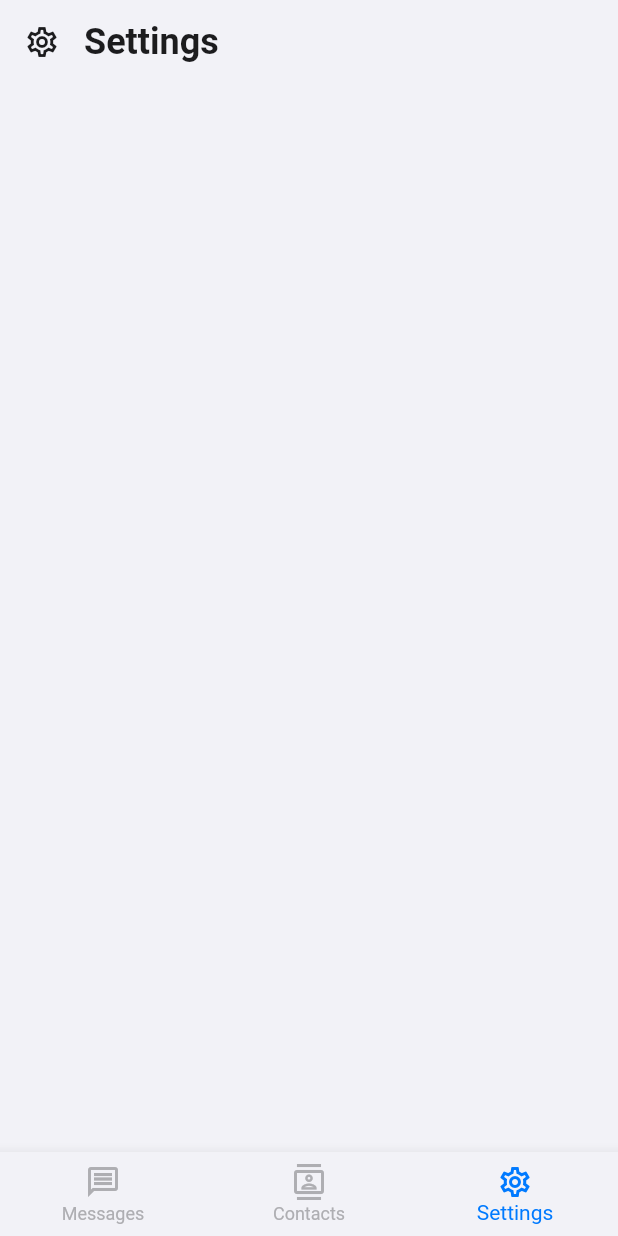
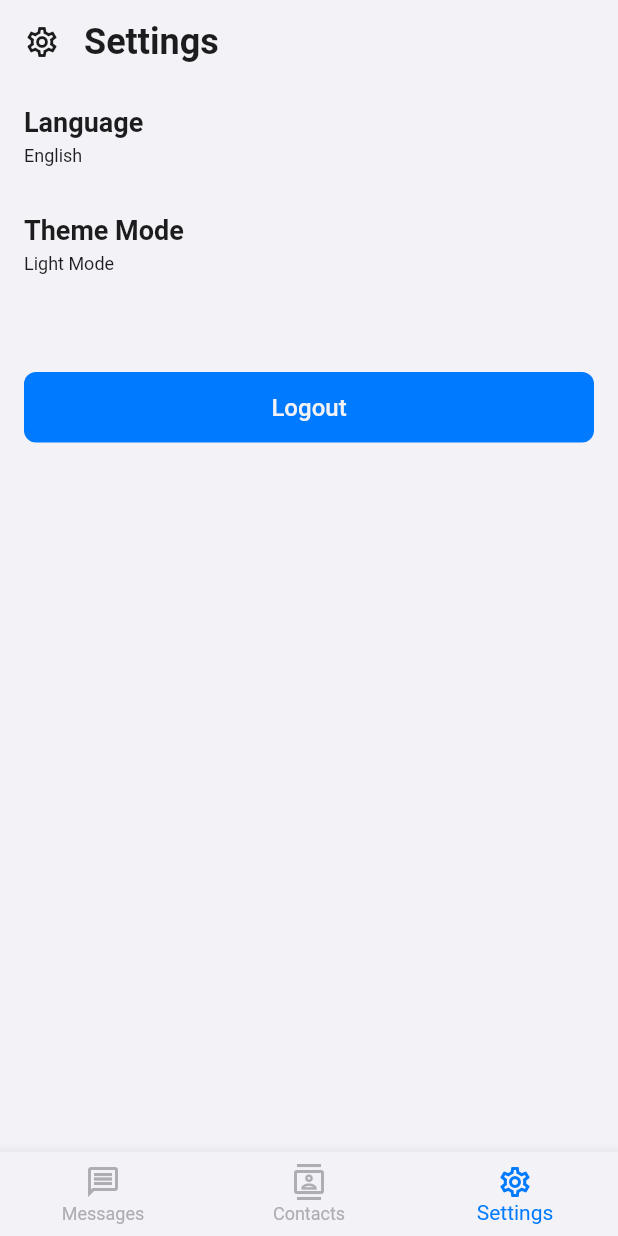
Before and after one commit to EngrTAHAR-Noureddine/echo, a Flutter app: the HomeScreen screen opened by its route, item 3 of the bottom bar chosen, on a phone screen of 412 x 824 dp. Run offline on Flutter 3.47's test engine with Material 3 defaults, Android fonts, the phone set to English and light mode, and no system bars; our stand-ins replace cloud_firestore, firebase_auth, firebase_core, firebase_messaging, flutter_bloc, hive_flutter; accounts and stored records are empty.

Commit message:
[Add] : Implement Settings Screen UI and functionality. [Update] : Add logout functionality in the Settings Screen and AuthRepository. Clear HiveBase settings and unsubscribe to FCM topics on logout.

```diff
--- a/lib/repository/fire_auth_repository.dart
+++ b/lib/repository/fire_auth_repository.dart
@@ -1,5 +1,6 @@
 import 'package:echo/data/hivebase.dart';
 import 'package:echo/service/fire_auth_service.dart';
+import 'package:echo/service/fire_message_service.dart';
 
 class AuthRepository {
   final FireAuthService _authService = FireAuthService();
@@ -48,6 +49,8 @@ class AuthRepository {
   Future<void> signOut() async {
     try {
       await _authService.signOut();
+      await FireMessageService.instance.unSubscribeToTopic();
+      await HiveBase.hiveBase.setting.clear();
     } catch (e) {
       throw e.toString();
     }
--- a/lib/screen/settings_screen.dart
+++ b/lib/screen/settings_screen.dart
@@ -1,10 +1,95 @@
+import 'package:echo/bloc/bloc/auth/auth_bloc.dart';
+import 'package:echo/constant/screen_routes.dart';
 import 'package:flutter/material.dart';
+import 'package:flutter/services.dart';
+import 'package:flutter_bloc/flutter_bloc.dart';
 
 class SettingsScreen extends StatelessWidget {
-  const SettingsScreen({super.key});
+  final AuthBloc authBloc;
+
+  factory SettingsScreen({Key? key}) {
+    final AuthBloc authBloc = AuthBloc();
+    SystemChrome.setPreferredOrientations(
+        [DeviceOrientation.portraitDown, DeviceOrientation.portraitUp]);
+    return SettingsScreen._(key: key, authBloc: authBloc);
+  }
+
+  const SettingsScreen._({super.key, required this.authBloc});
 
   @override
   Widget build(BuildContext context) {
-    return Container();
+    return Column(
+      children: [
+        ListTile(
+          title: Text(
+            "Language",
+            style: Theme.of(context).textTheme.headlineLarge,
+          ),
+          subtitle: Text(
+            "English",
+            style: Theme.of(context).textTheme.bodySmall,
+          ),
+        ),
+        ListTile(
+          title: Text(
+            "Theme Mode",
+            style: Theme.of(context).textTheme.headlineLarge,
+          ),
+          subtitle: Text(
+            "Light Mode",
+            style: Theme.of(context).textTheme.bodySmall,
+          ),
+        ),
+        SizedBox(
+          height: 48,
+          width: 48,
+        ),
+        BlocConsumer<AuthBloc, AuthState>(
+          bloc: authBloc,
+          listener: (context, state) {
+            if (state is AuthSuccess) {
+              Navigator.of(context).pushNamedAndRemoveUntil(
+                  NavigationRoutes.login, (route) => route.isFirst);
+            } else if (state is AuthError) {
+              ScaffoldMessenger.of(context).showSnackBar(SnackBar(
+                content: Text(
+                  state.message,
+                  style: Theme.of(context)
+                      .textTheme
+                      .bodyMedium
+                      ?.copyWith(color: Theme.of(context).colorScheme.onError),
+                ),
+                backgroundColor: Theme.of(context).colorScheme.error,
+              ));
+            }
+          },
+          builder: (context, state) {
+            if (state is AuthLoading) {
+              return Center(
+                child: CircularProgressIndicator(
+                  color: Theme.of(context).colorScheme.secondary,
+                ),
+              );
+            }
+            return Padding(
+              padding: EdgeInsets.symmetric(horizontal: 16),
+              child: ElevatedButton(
+                onPressed: () => authBloc.add(SignOutEvent()),
+                child: Row(
+                  mainAxisAlignment: MainAxisAlignment.center,
+                  children: [
+                    Text(
+                      "Logout",
+                      style: Theme.of(context).textTheme.labelMedium?.copyWith(
+                          color: Theme.of(context).colorScheme.onPrimary),
+                    )
+                  ],
+                ),
+              ),
+            );
+          },
+        ),
+      ],
+    );
   }
 }
```
